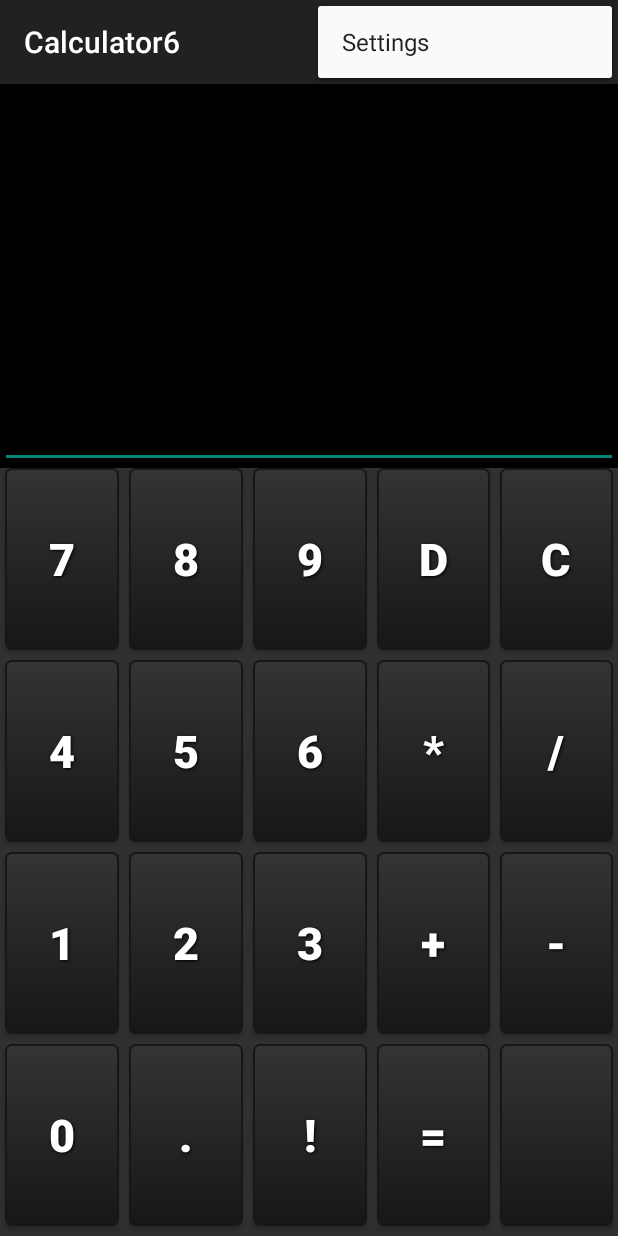
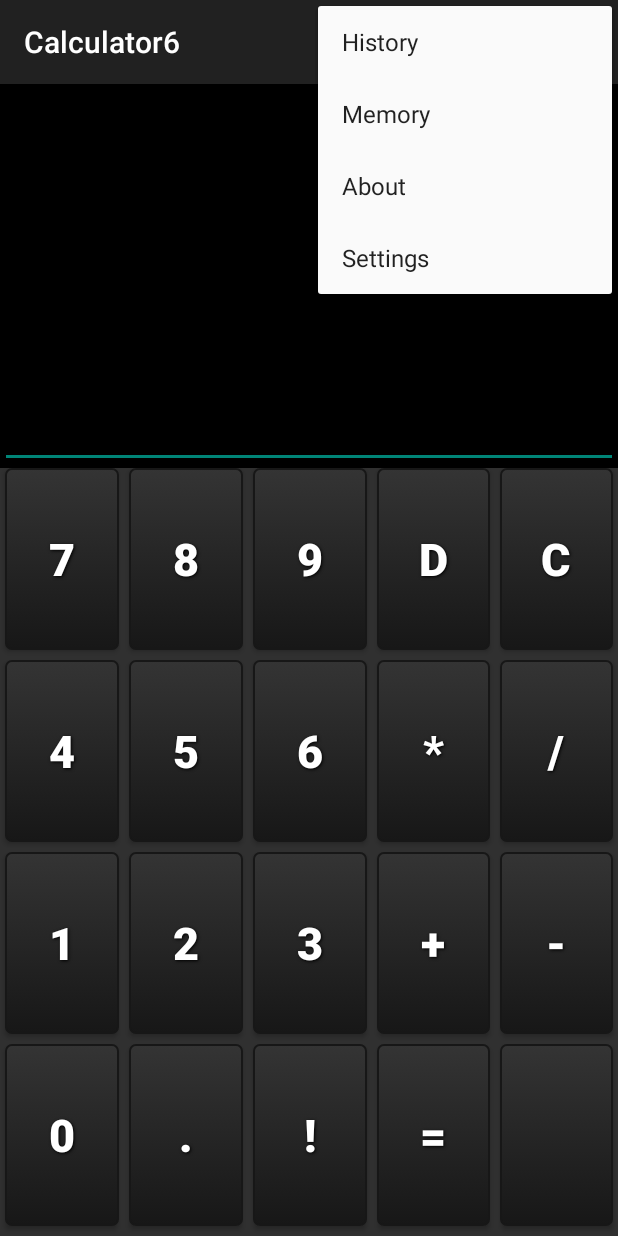
Before and after one commit to smb6/Calculator6, an Android app: the screen it shows after launch (MainCalculatorActivity), with the options menu open, on a phone screen of 412 x 824 dp. Run offline under Robolectric (Android 15) with nearby library versions, the phone set to English and light mode, and no system bars.

Commit message:
Added 3 items to menu_main_calculator.xml

```diff
--- a/app/src/main/java/com/pabloc6/calculator6/MainCalculatorActivity.java
+++ b/app/src/main/java/com/pabloc6/calculator6/MainCalculatorActivity.java
@@ -120,6 +120,15 @@ public class MainCalculatorActivity extends ActionBarActivity implements View.On
 
         //noinspection SimplifiableIfStatement
         if (id == R.id.action_settings) {
+            return true;
+        }
+        if (id == R.id.i_showHistory) {
+            return true;
+        }
+        if (id == R.id.i_memory) {
+            return true;
+        }
+        if (id == R.id.i_about) {
             return true;
         }
 
--- a/app/src/main/res/menu/menu_main_calculator.xml
+++ b/app/src/main/res/menu/menu_main_calculator.xml
@@ -1,6 +1,31 @@
 <menu xmlns:android="http://schemas.android.com/apk/res/android"
     xmlns:app="http://schemas.android.com/apk/res-auto"
-    xmlns:tools="http://schemas.android.com/tools" tools:context=".MainCalculatorActivity">
-    <item android:id="@+id/action_settings" android:title="@string/action_settings"
-        android:orderInCategory="100" app:showAsAction="never" />
+    xmlns:tools="http://schemas.android.com/tools"
+    tools:context=".MainCalculatorActivity">
+
+    <item
+        android:id="@+id/i_showHistory"
+        android:orderInCategory="100"
+        android:title="@string/i_showHistory"
+        app:showAsAction="never" />
+
+    <item
+        android:id="@+id/i_memory"
+        android:orderInCategory="100"
+        android:title="@string/i_memory"
+        app:showAsAction="never" />
+
+    <item
+        android:id="@+id/i_about"
+        android:orderInCategory="100"
+        android:title="@string/i_about"
+        app:showAsAction="never" />
+
+    <item
+        android:id="@+id/action_settings"
+        android:orderInCategory="100"
+        android:title="@string/action_settings"
+        app:showAsAction="never" />
+
+
 </menu>
--- a/app/src/main/res/values/strings.xml
+++ b/app/src/main/res/values/strings.xml
@@ -24,5 +24,8 @@
     <string name="btn_clearValue">C</string>
     <string name="btn_delValue">D</string>
     <string name="btn_sevenTag">SEVEN</string>
+    <string name="i_showHistory">History</string>
+    <string name="i_memory">Memory</string>
+    <string name="i_about">About</string>
 
 </resources>
```
